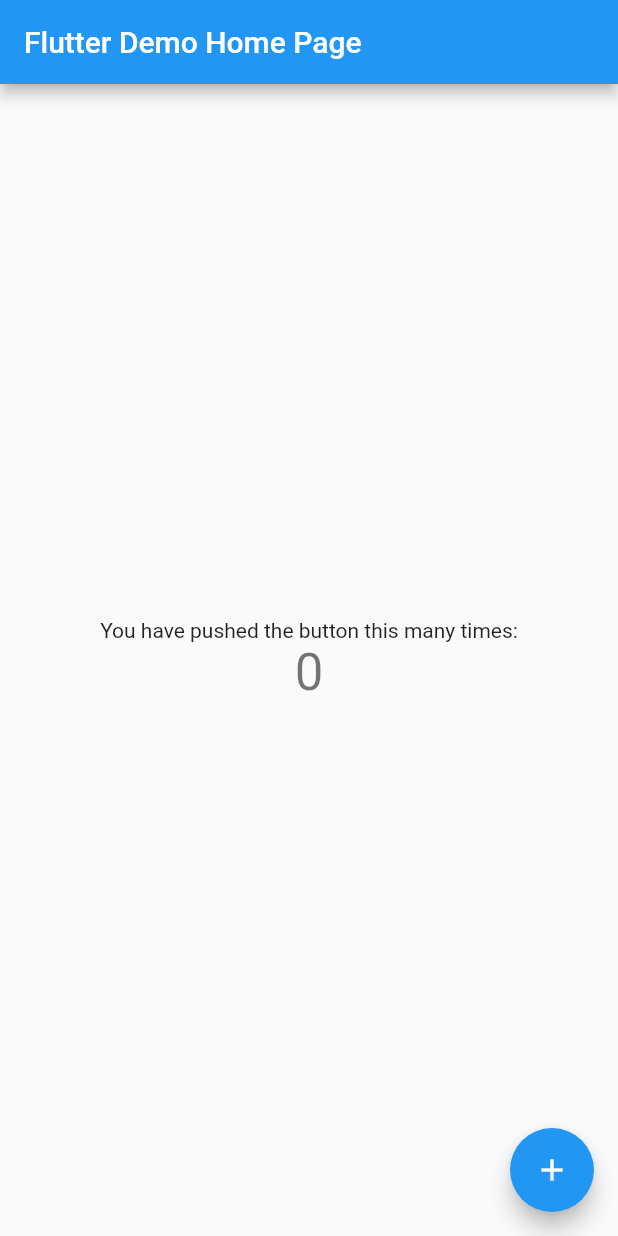
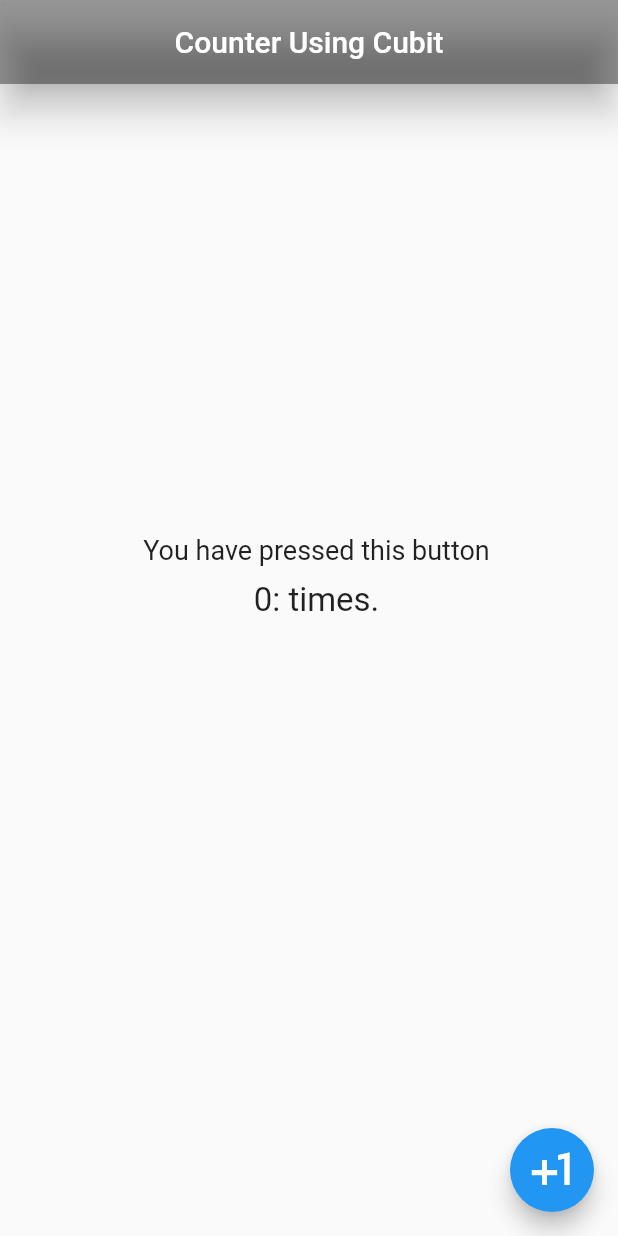
Before and after one commit to root137/increment_decrement_using_cubit, a Flutter app: the screen it shows after launch, on a phone screen of 412 x 824 dp. Run offline on Flutter 3.47's test engine with Material 2 defaults, Android fonts, the phone set to English and light mode, and no system bars; our stand-ins replace flutter_bloc.

Commit message:
counter using cubit

```diff
--- /dev/null
+++ b/lib/cubit/counter_cubit.dart
@@ -0,0 +1,10 @@
+import 'package:flutter_bloc/flutter_bloc.dart';
+
+class CounterCubit extends Cubit<int> {
+  CounterCubit() : super(0);
+
+  void increment() {
+    final updatedValue = state + 1;
+    emit(updatedValue);
+  }
+}
--- a/lib/main.dart
+++ b/lib/main.dart
@@ -1,4 +1,8 @@
 import 'package:flutter/material.dart';
+import 'package:flutter_bloc/flutter_bloc.dart';
+import 'package:state_management_bloc_cubit/screens/home_screen.dart';
+
+import 'cubit/counter_cubit.dart';
 
 void main() {
   runApp(const MyApp());
@@ -10,106 +14,15 @@ class MyApp extends StatelessWidget {
   // This widget is the root of your application.
   @override
   Widget build(BuildContext context) {
-    return MaterialApp(
-      title: 'Flutter Demo',
-      theme: ThemeData(
-        // This is the theme of your application.
-        //
-        // Try running your application with "flutter run". You'll see the
-        // application has a blue toolbar. Then, without quitting the app, try
-        // changing the primarySwatch below to Colors.green and then invoke
-        // "hot reload" (press "r" in the console where you ran "flutter run",
-        // or simply save your changes to "hot reload" in a Flutter IDE).
-        // Notice that the counter didn't reset back to zero; the application
-        // is not restarted.
-        primarySwatch: Colors.blue,
+    return BlocProvider(
+      create: (context) => CounterCubit(),
+      child: MaterialApp(
+        theme: ThemeData(
+          primarySwatch: Colors.blue,
+        ),
+        debugShowCheckedModeBanner: false,
+        home: const HomePage(),
       ),
-      home: const MyHomePage(title: 'Flutter Demo Home Page'),
     );
   }
 }
-
-class MyHomePage extends StatefulWidget {
-  const MyHomePage({super.key, required this.title});
-
-  // This widget is the home page of your application. It is stateful, meaning
-  // that it has a State object (defined below) that contains fields that affect
-  // how it looks.
-
-  // This class is the configuration for the state. It holds the values (in this
-  // case the title) provided by the parent (in this case the App widget) and
-  // used by the build method of the State. Fields in a Widget subclass are
-  // always marked "final".
-
-  final String title;
-
-  @override
-  State<MyHomePage> createState() => _MyHomePageState();
-}
-
-class _MyHomePageState extends State<MyHomePage> {
-  int _counter = 0;
-
-  void _incrementCounter() {
-    setState(() {
-      // This call to setState tells the Flutter framework that something has
-      // changed in this State, which causes it to rerun the build method below
-      // so that the display can reflect the updated values. If we changed
-      // _counter without calling setState(), then the build method would not be
-      // called again, and so nothing would appear to happen.
-      _counter++;
-    });
-  }
-
-  @override
-  Widget build(BuildContext context) {
-    // This method is rerun every time setState is called, for instance as done
-    // by the _incrementCounter method above.
-    //
-    // The Flutter framework has been optimized to make rerunning build methods
-    // fast, so that you can just rebuild anything that needs updating rather
-    // than having to individually change instances of widgets.
-    return Scaffold(
-      appBar: AppBar(
-        // Here we take the value from the MyHomePage object that was created by
-        // the App.build method, and use it to set our appbar title.
-        title: Text(widget.title),
-      ),
-      body: Center(
-        // Center is a layout widget. It takes a single child and positions it
-        // in the middle of the parent.
-        child: Column(
-          // Column is also a layout widget. It takes a list of children and
-          // arranges them vertically. By default, it sizes itself to fit its
-          // children horizontally, and tries to be as tall as its parent.
-          //
-          // Invoke "debug painting" (press "p" in the console, choose the
-          // "Toggle Debug Paint" action from the Flutter Inspector in Android
-          // Studio, or the "Toggle Debug Paint" command in Visual Studio Code)
-          // to see the wireframe for each widget.
-          //
-          // Column has various properties to control how it sizes itself and
-          // how it positions its children. Here we use mainAxisAlignment to
-          // center the children vertically; the main axis here is the vertical
-          // axis because Columns are vertical (the cross axis would be
-          // horizontal).
-          mainAxisAlignment: MainAxisAlignment.center,
-          children: <Widget>[
-            const Text(
-              'You have pushed the button this many times:',
-            ),
-            Text(
-              '$_counter',
-              style: Theme.of(context).textTheme.headline4,
-            ),
-          ],
-        ),
-      ),
-      floatingActionButton: FloatingActionButton(
-        onPressed: _incrementCounter,
-        tooltip: 'Increment',
-        child: const Icon(Icons.add),
-      ), // This trailing comma makes auto-formatting nicer for build methods.
-    );
-  }
-}
--- /dev/null
+++ b/lib/screens/home_screen.dart
@@ -0,0 +1,53 @@
+import 'package:flutter/material.dart';
+import 'package:flutter_bloc/flutter_bloc.dart';
+import 'package:state_management_bloc_cubit/cubit/counter_cubit.dart';
+
+class HomePage extends StatelessWidget {
+  const HomePage({Key? key}) : super(key: key);
+
+  @override
+  Widget build(BuildContext context) {
+    return Scaffold(
+      appBar: AppBar(
+        backgroundColor: Colors.black38,
+        elevation: 10,
+        centerTitle: true,
+        title: const Text("Counter Using Cubit"),
+      ),
+      body: Container(
+        height: 400,
+        width: MediaQuery.of(context).size.width,
+        padding: const EdgeInsets.only(
+          top: 300,
+          left: 10,
+        ),
+        child: Column(
+          children: [
+            Text(
+              "You have pressed this button",
+              style: TextStyle(fontSize: 18),
+            ),
+            const SizedBox(
+              height: 10,
+            ),
+            BlocBuilder<CounterCubit, int>(builder: (context, state) {
+              return Text(
+                "$state: times.",
+                style: TextStyle(fontSize: 22),
+              );
+            }),
+          ],
+        ),
+      ),
+      floatingActionButton: FloatingActionButton(
+        child: const Icon(
+          Icons.plus_one_outlined,
+          size: 40,
+        ),
+        onPressed: () {
+          context.read<CounterCubit>().increment();
+        },
+      ),
+    );
+  }
+}
--- a/pubspec.yaml
+++ b/pubspec.yaml
@@ -36,6 +36,7 @@ dependencies:
   # The following adds the Cupertino Icons font to your application.
   # Use with the CupertinoIcons class for iOS style icons.
   cupertino_icons: ^1.0.2
+  flutter_bloc: ^8.1.1
 
 dev_dependencies:
   flutter_test:
```
Also changed, not shown: pubspec.lock.
